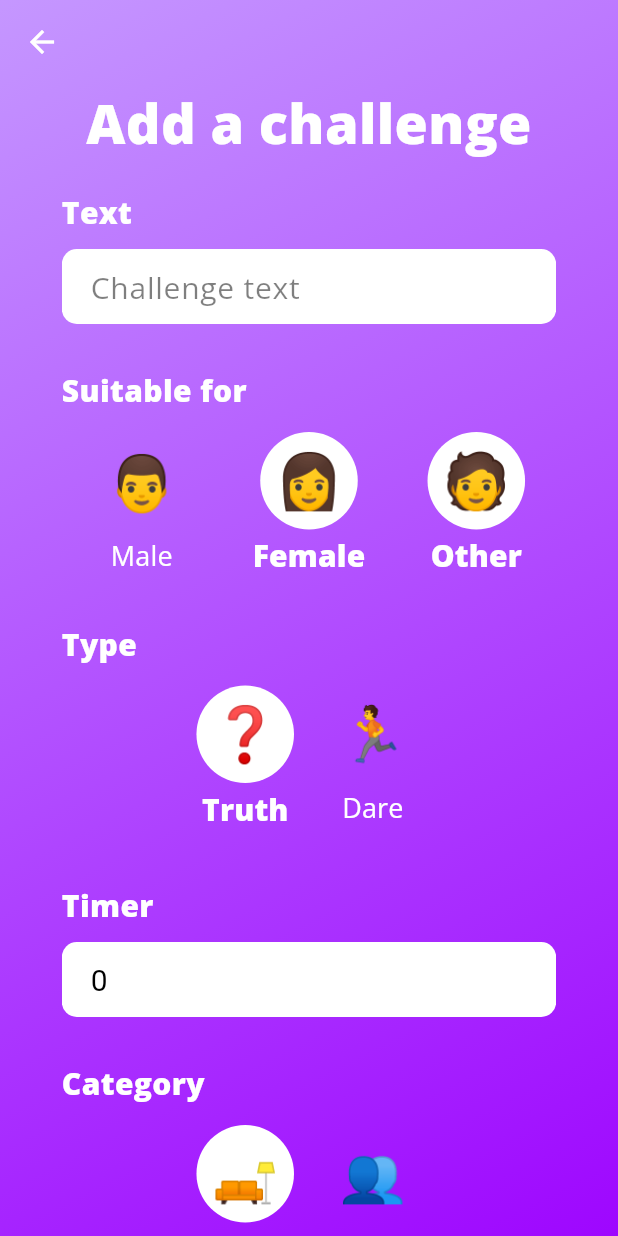
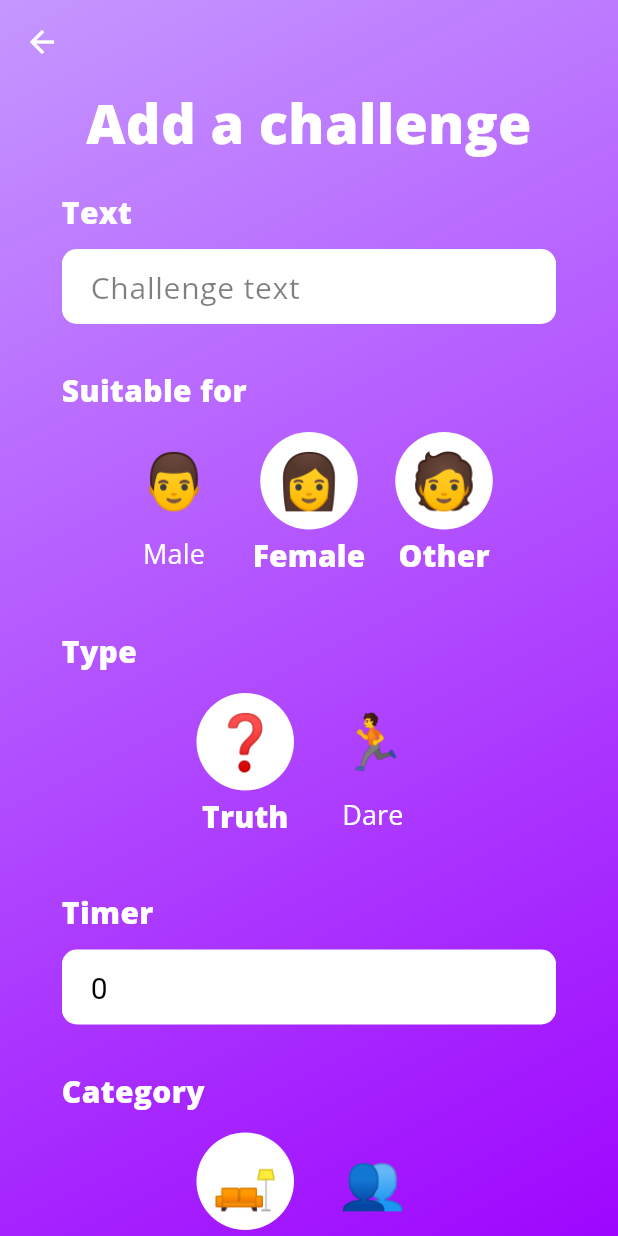
Before and after one commit to Vortezz/truthordare, a Flutter app: the AddChallengePage screen opened directly with empty values, after a tap on "gender.male", on a phone screen of 412 x 824 dp. Run offline on Flutter 3.47's test engine with Material 3 defaults, Android fonts, the phone set to English and light mode, and no system bars; our stand-ins replace shared_preferences; missing offline and left inert: file_selector; accounts and stored records are empty; project files that could hold a hidden picture were left out.

Commit message:
fix: multiple icon picker

```diff
--- a/lib/component/icon_picker.dart
+++ b/lib/component/icon_picker.dart
@@ -31,8 +31,6 @@ class IconPicker extends StatelessWidget {
       child: Center(
         child: ListView.builder(
           shrinkWrap: true,
-          // physics: const NeverScrollableScrollPhysics(),
-          // Optional: disable internal scrolling if ListView is nested
           scrollDirection: Axis.horizontal,
           itemCount: data.length,
           itemBuilder: (context, index) {
--- a/lib/component/multiple_icon_picker.dart
+++ b/lib/component/multiple_icon_picker.dart
@@ -25,17 +25,30 @@ class MultipleIconPicker extends StatelessWidget {
 
   @override
   Widget build(BuildContext context) {
+    return SizedBox(
+      width: MediaQuery.of(context).size.width * 0.8,
+      height: 105, // Ensure consistent height
+      child: Center(
+        child: ListView.builder(
+          shrinkWrap: true,
+          scrollDirection: Axis.horizontal,
+          itemCount: data.length,
+          itemBuilder: (context, index) {
             return Container(
-      width: MediaQuery.of(context).size.width * 0.8,
-      child: Row(
-        mainAxisAlignment: MainAxisAlignment.spaceAround,
-        children: data.map((e) {
-          int index = data.indexOf(e);
-          return ElevatedButton(
+              margin: EdgeInsets.only(
+                left: index != 0 ? 10 : 0,
+                right: index != data.length - 1 ? 10 : 0,
+              ),
+              child: Center(
+                child: ElevatedButton(
                   onPressed: () {
-              value.contains(index) ? value.remove(index) : value.add(index);
-
-              onPressed(value);
+                    if (value.contains(index)) {
+                      value.remove(index);
+                    } else {
+                      value.add(index);
+                    }
+                    onPressed(List.from(
+                        value)); // Pass a copy to avoid mutation issues
                   },
                   style: ElevatedButton.styleFrom(
                     backgroundColor: Colors.transparent,
@@ -45,7 +58,8 @@ class MultipleIconPicker extends StatelessWidget {
                   ).copyWith(
                     splashFactory: NoSplash.splashFactory,
                     overlayColor: MaterialStateProperty.all(Colors.transparent),
-              backgroundColor: MaterialStateProperty.all(Colors.transparent),
+                    backgroundColor:
+                        MaterialStateProperty.all(Colors.transparent),
                     elevation: MaterialStateProperty.all(0),
                   ),
                   child: Column(
@@ -68,14 +82,18 @@ class MultipleIconPicker extends StatelessWidget {
                       CustomText(
                         text: data[index].text,
                         client: client,
-                  textType:
-                      value.contains(index) ? TextType.emphasis : TextType.text,
+                        textType: value.contains(index)
+                            ? TextType.emphasis
+                            : TextType.text,
                         color: Colors.white,
                       ),
                     ],
                   ),
+                ),
+              ),
             );
-        }).toList(),
+          },
+        ),
       ),
     );
   }
```
Lines whose indentation alone changed are shown as unchanged.
